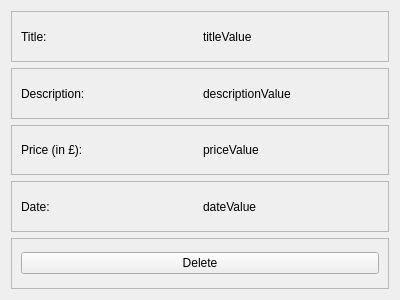
First picture: the form in src/forms/FinanceSingleFrame.ui, repository fabiolorenzi/food_organizer_frontend, before the edit.
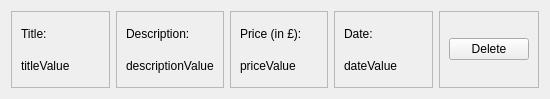
Second picture: the form after the edit.

Commit message: working on finances widget

Patch:
```diff
--- a/src/forms/FinanceSingleFrame.ui
+++ b/src/forms/FinanceSingleFrame.ui
@@ -6,14 +6,14 @@
    <rect>
     <x>0</x>
     <y>0</y>
-    <width>400</width>
-    <height>300</height>
+    <width>550</width>
+    <height>99</height>
    </rect>
   </property>
   <property name="windowTitle">
    <string>Form</string>
   </property>
-  <layout class="QVBoxLayout" name="verticalLayout">
+  <layout class="QHBoxLayout" name="horizontalLayout">
    <item>
     <widget class="QFrame" name="FirstLine">
      <property name="frameShape">
@@ -22,7 +22,7 @@
      <property name="frameShadow">
       <enum>QFrame::Raised</enum>
      </property>
-     <layout class="QHBoxLayout" name="horizontalLayout">
+     <layout class="QVBoxLayout" name="verticalLayout_3">
       <item>
        <widget class="QLabel" name="TitleLabel">
         <property name="text">
@@ -48,7 +48,7 @@
      <property name="frameShadow">
       <enum>QFrame::Raised</enum>
      </property>
-     <layout class="QHBoxLayout" name="horizontalLayout_4">
+     <layout class="QVBoxLayout" name="verticalLayout_4">
       <item>
        <widget class="QLabel" name="DescriptionLabel">
         <property name="text">
@@ -74,7 +74,7 @@
      <property name="frameShadow">
       <enum>QFrame::Raised</enum>
      </property>
-     <layout class="QHBoxLayout" name="horizontalLayout_3">
+     <layout class="QVBoxLayout" name="verticalLayout_5">
       <item>
        <widget class="QLabel" name="PriceLabel">
         <property name="text">
@@ -100,7 +100,7 @@
      <property name="frameShadow">
       <enum>QFrame::Raised</enum>
      </property>
-     <layout class="QHBoxLayout" name="horizontalLayout_2">
+     <layout class="QVBoxLayout" name="verticalLayout_6">
       <item>
        <widget class="QLabel" name="DateLabel">
         <property name="text">
@@ -126,7 +126,7 @@
      <property name="frameShadow">
       <enum>QFrame::Raised</enum>
      </property>
-     <layout class="QHBoxLayout" name="horizontalLayout_5">
+     <layout class="QVBoxLayout" name="verticalLayout_2">
       <item>
        <widget class="QPushButton" name="DeleteButton">
         <property name="text">
```
The commit also changes 2 other files.
